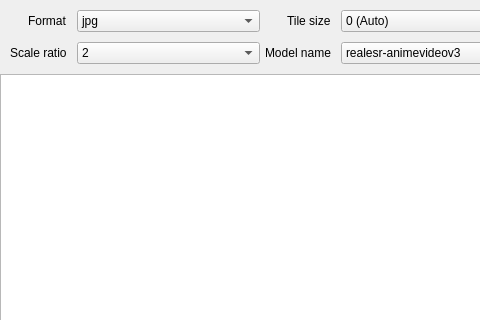
This is app/ui/MainWindow.ui in gyuha/comics-upscale as Qt 5 draws it before an edit; both pictures show x 0 to 480 and y 0 to 320 of the 784 by 636 pixel window. The edited form follows.
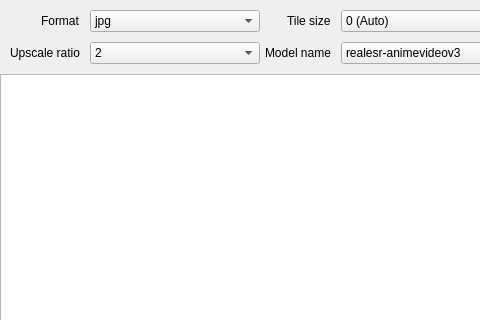
This is the edited form.

Diff of the .ui file:
```diff
--- a/app/ui/MainWindow.ui
+++ b/app/ui/MainWindow.ui
@@ -98,7 +98,7 @@
           <item row="1" column="0">
            <widget class="QLabel" name="label_4">
             <property name="text">
-             <string>Scale ratio</string>
+             <string>Upscale ratio</string>
             </property>
            </widget>
           </item>
```
Left out of the diff: 12 changed lines with no effect on the pictures.
